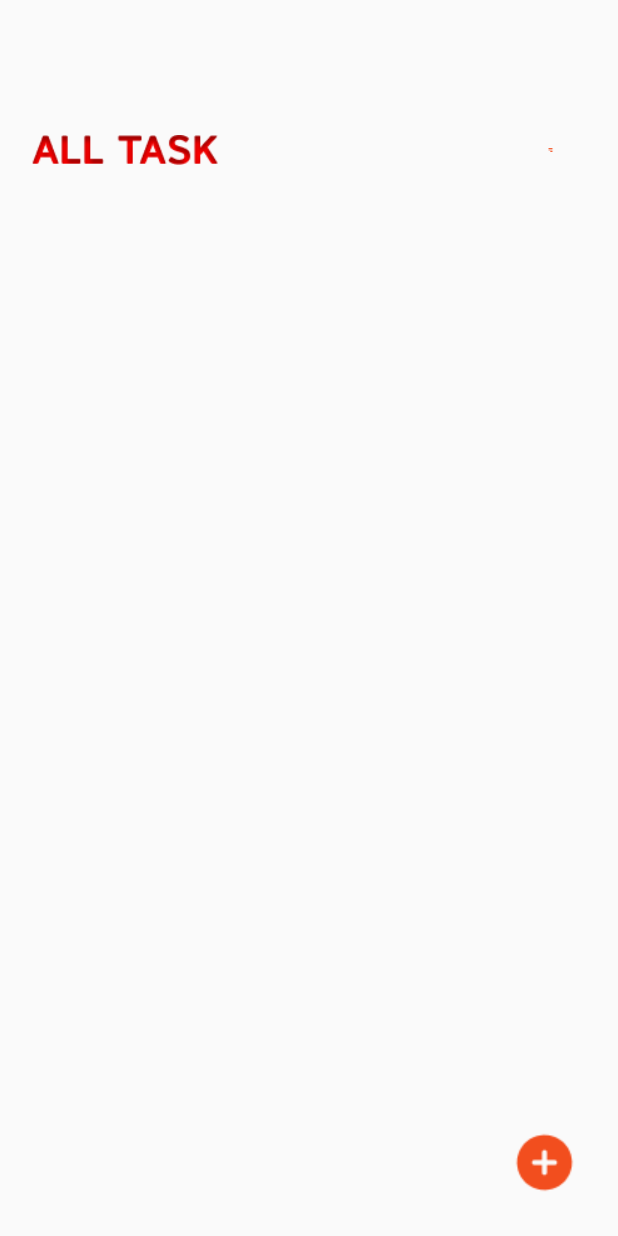
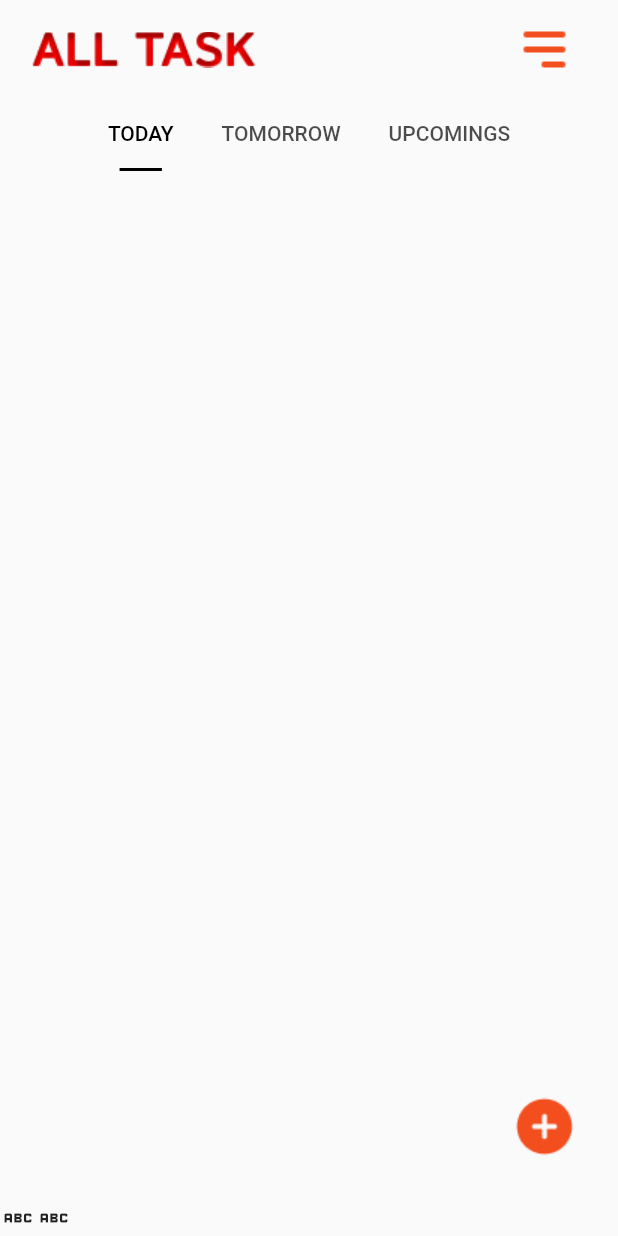
Before and after one commit to Elio-Muculo/todo_app, a Flutter app: the screen it shows after launch, on a phone screen of 412 x 824 dp. Run offline on Flutter 3.47's test engine with Material 2 defaults, Android fonts, the phone set to English and light mode, and no system bars.

Commit message:
done with tabbar styling

```diff
--- a/lib/features/main_page/main_page.dart
+++ b/lib/features/main_page/main_page.dart
@@ -12,8 +12,8 @@ class MainPage extends StatelessWidget {
     return Scaffold(
       appBar: const AppBarWIdget(),
       body: Column(
-        children: [
-          const TabBarWidget()
+        children: const [
+          TabBarWidget()
         ],
       ),
       floatingActionButton: IconButton(
@@ -21,6 +21,12 @@ class MainPage extends StatelessWidget {
         onPressed: () { },
         icon: Image.asset(AppImages.circle),
       ),
+      bottomNavigationBar: Row(
+        children: [
+          Icon(Icons.abc),
+          Icon(Icons.abc)
+        ],
+      ),
     );
   }
 }
--- a/lib/features/main_page/widgets/app_bar/app_bar_widget.dart
+++ b/lib/features/main_page/widgets/app_bar/app_bar_widget.dart
@@ -6,16 +6,19 @@ class AppBarWIdget extends StatelessWidget implements PreferredSizeWidget {
 
   @override
   Widget build(BuildContext context) {
-    return Padding(
-      padding: const EdgeInsets.symmetric(vertical: 90, horizontal: 21),
+    return SafeArea(
+      child: Padding(
+        padding: const EdgeInsets.symmetric(vertical: 5, horizontal: 21),
         child: Row(
           mainAxisAlignment: MainAxisAlignment.spaceBetween,
           children: [
             Image.asset(AppImages.allTasks),
             IconButton(
+                iconSize: 40,
                 onPressed: () { },
                 icon: Image.asset(AppImages.menu))
           ],
+        ),
       ),
     );
   }
@@ -23,5 +26,5 @@ class AppBarWIdget extends StatelessWidget implements PreferredSizeWidget {
 
   @override
   // TODO: implement preferredSize
-  Size get preferredSize => const Size.fromHeight(200);
+  Size get preferredSize => const Size.fromHeight(140);
 }
--- a/lib/features/main_page/widgets/tabbar/tabbar_widget.dart
+++ b/lib/features/main_page/widgets/tabbar/tabbar_widget.dart
@@ -1,11 +1,43 @@
 import 'package:flutter/material.dart';
 
 
-class TabBarWidget extends StatelessWidget {
+class TabBarWidget extends StatefulWidget{
   const TabBarWidget({Key? key}) : super(key: key);
 
   @override
+  State<TabBarWidget> createState() => _TabBarWidgetState();
+}
+
+class _TabBarWidgetState extends State<TabBarWidget> with TickerProviderStateMixin  {
+  late TabController _tabcontroller;
+
+  TabController get tabController => _tabcontroller;
+
+  @override
+  void initState() {
+    super.initState();
+    _tabcontroller = TabController(length: 3, vsync: this);
+  }
+
+  @override
   Widget build(BuildContext context) {
-    return Container();
+    return Container(
+      padding: const EdgeInsets.symmetric(horizontal: 21),
+      alignment: Alignment.center,
+      child: TabBar(
+        isScrollable: true,
+        labelColor: Colors.black,
+        indicator: const UnderlineTabIndicator(
+            borderSide: BorderSide(width: 2.0),
+            insets: EdgeInsets.symmetric(horizontal: 50.0)
+        ),
+        controller: tabController,
+        tabs: const [
+          Tab(text: "TODAY",),
+          Tab(text: "TOMORROW",),
+          Tab(text: "UPCOMINGS",)
+        ],
+      ),
+    );
   }
 }
```
Lines whose indentation alone changed are shown as unchanged.
